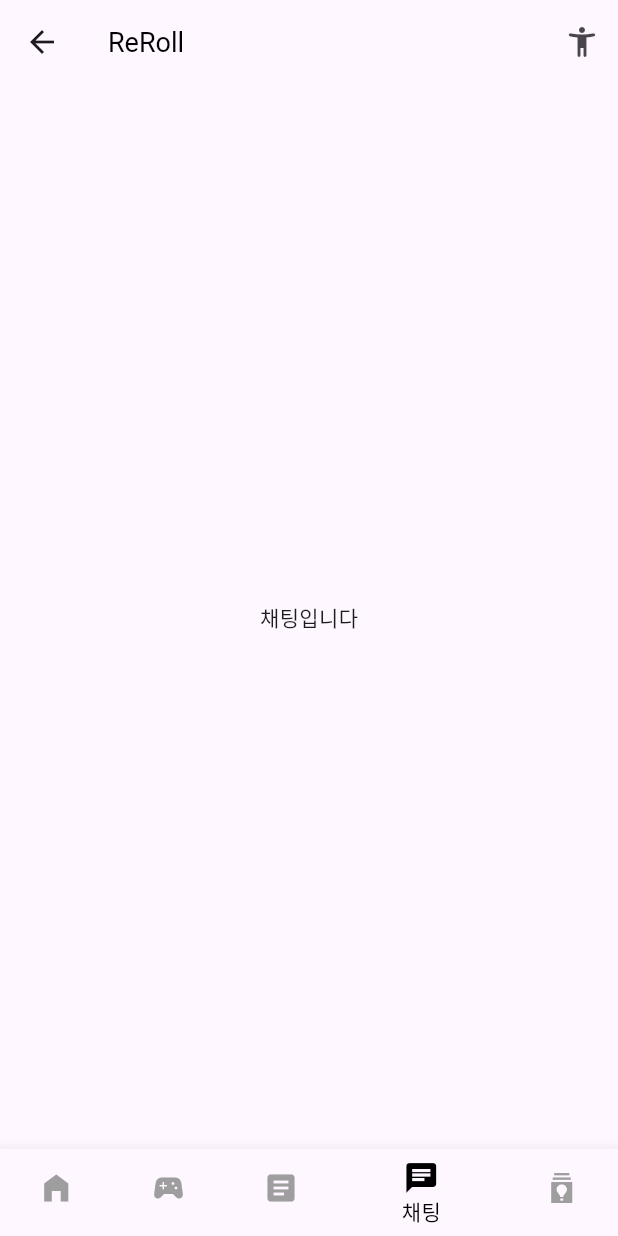
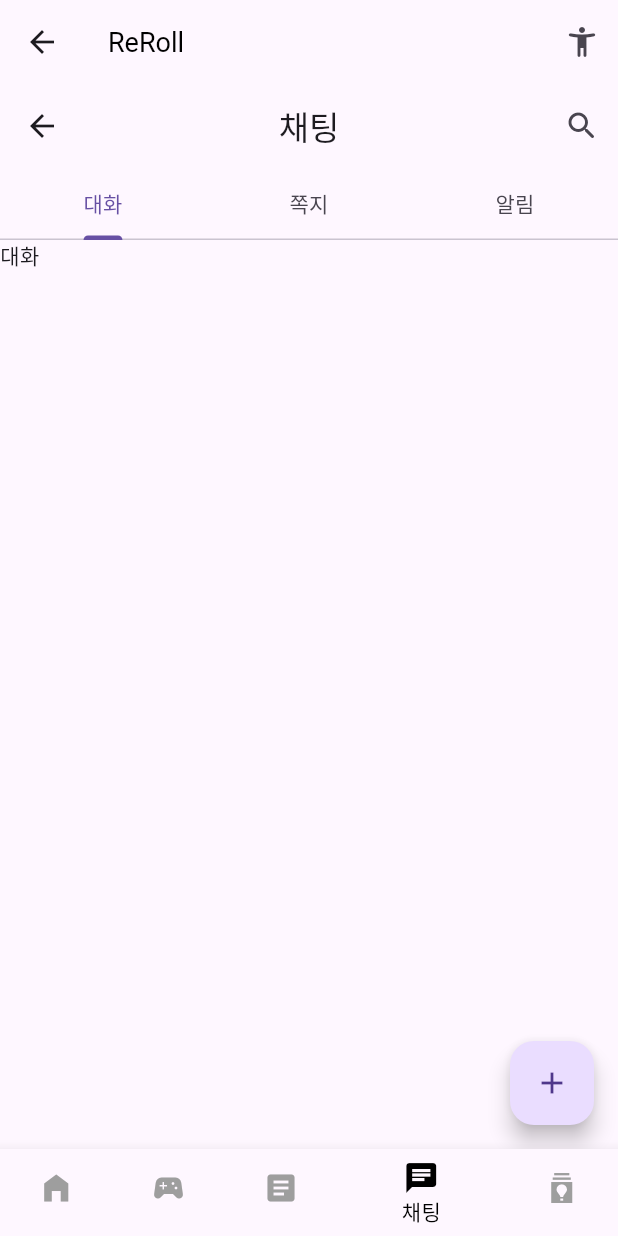
Before and after one commit to nunsul/ReRoll_Lck, a Flutter app: the RerollMainScreen screen opened directly, item 4 of the bottom bar chosen, on a phone screen of 412 x 824 dp. Run offline on Flutter 3.47's test engine with Material 3 defaults, Android fonts, the phone set to English and light mode, and no system bars; our stand-ins replace cloud_firestore, firebase_auth, firebase_core, shared_preferences; accounts and stored records are empty.

Commit message:
,.채팅틀추가

```diff
--- a/lib/chat/chat_main_screen.dart
+++ b/lib/chat/chat_main_screen.dart
@@ -0,0 +1,40 @@
+
+import 'package:flutter/cupertino.dart';
+import 'package:flutter/material.dart';
+
+import 'chat_add_screen.dart';
+
+class chat_main_screen extends StatelessWidget{
+  @override
+  Widget build(BuildContext context) {
+    return DefaultTabController(
+        length:3,
+        child: Scaffold(
+          appBar: AppBar(
+            centerTitle: true,
+              title: Text('채팅'),
+            actions: [
+              IconButton(onPressed: (){
+
+              }, icon: Icon(Icons.search_rounded))
+            ],
+            bottom: TabBar(tabs:[
+              Tab(text: '대화',),
+              Tab(text: '쪽지',),
+              Tab(text: '알림',)
+            ] ),
+          ),
+        body: TabBarView(
+            children: [
+          Text('대화'),
+          Text('쪽지'),
+          Text('알림'),
+        ]),
+        floatingActionButton: FloatingActionButton(onPressed:(){
+          Navigator.push(context,
+              MaterialPageRoute(builder:(_)=>chat_add_screen()));
+        },child: Icon(Icons.add),),
+        ),
+    );
+  }
+  }
--- a/lib/screens/home/home_screen.dart
+++ b/lib/screens/home/home_screen.dart
@@ -1,6 +1,7 @@
 import 'package:firebase_auth/firebase_auth.dart';
 import 'package:untitled2/screens/home/real_home_screen.dart';
 
+import '../../chat/chat_main_screen.dart';
 import '../board/board_screen.dart';
 import 'package:flutter/cupertino.dart';
 import 'package:flutter/material.dart';
@@ -27,7 +28,7 @@ class _RerollMainScreenState extends State<RerollMainScreen>{
     real_home_screen(),
     Center(child: Text('경기정보'),),
     BoardMain(),
-    Center(child: Text('채팅입니다'),),
+    chat_main_screen(),
     Center(child: Text('승부예측'),),
 
   ];
@@ -85,8 +86,6 @@ class _RerollMainScreenState extends State<RerollMainScreen>{
           BottomNavigationBarItem(icon: Icon(Icons.batch_prediction_sharp),
           label: '승부예측'
           ),
-
-
         ],
       ),
     );
```
Also changed, not shown: lib/chat/chat_add_screen.dart (added, +32 -0 lines).
